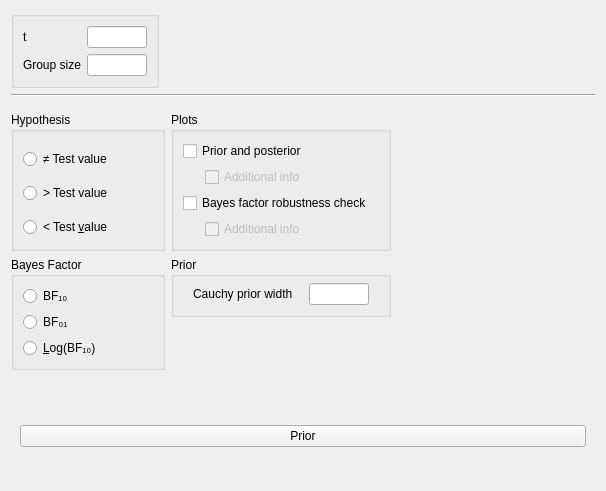
Old version of the form JASP-Desktop/analysisforms/SummaryStatistics/summarystatsttestbayesianonesampleform.ui in the repository jasp-stats/jasp-desktop.
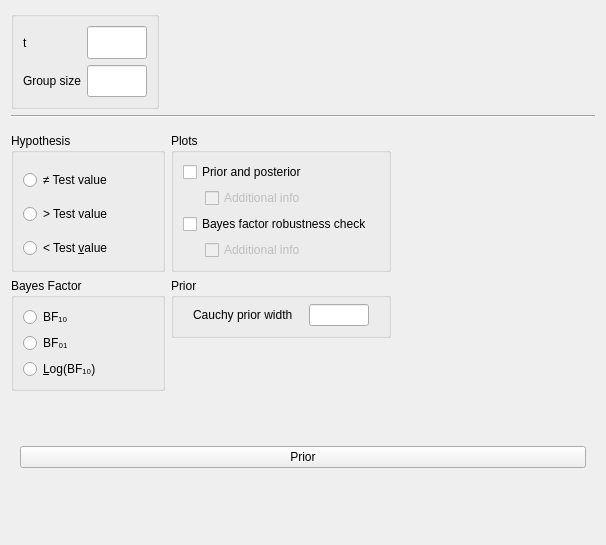
New version of the form. Custom widgets are drawn as their Qt base class.

Commit message:
BF with informative priors from One Sample t-test now functional
Added .generalSummaryTtestBFoneSample to compute the BF from a t-test
statistic to allow for informative priors in a one sample t-test. Was
used to replace the function used thus far. This function is a clone of
the existing function .generalTtestBF This seems to work properly now,
except for the plots that won’t change when a different prior is chosen.

Diff of the .ui file:
```diff
--- a/JASP-Desktop/analysisforms/SummaryStatistics/summarystatsttestbayesianonesampleform.ui
+++ b/JASP-Desktop/analysisforms/SummaryStatistics/summarystatsttestbayesianonesampleform.ui
@@ -7,7 +7,7 @@
     <x>0</x>
     <y>0</y>
     <width>606</width>
-    <height>453</height>
+    <height>545</height>
    </rect>
   </property>
   <property name="sizePolicy">
```
Left out of the diff: 4 changed lines with no effect on the pictures. The commit also changes 2 other files.
